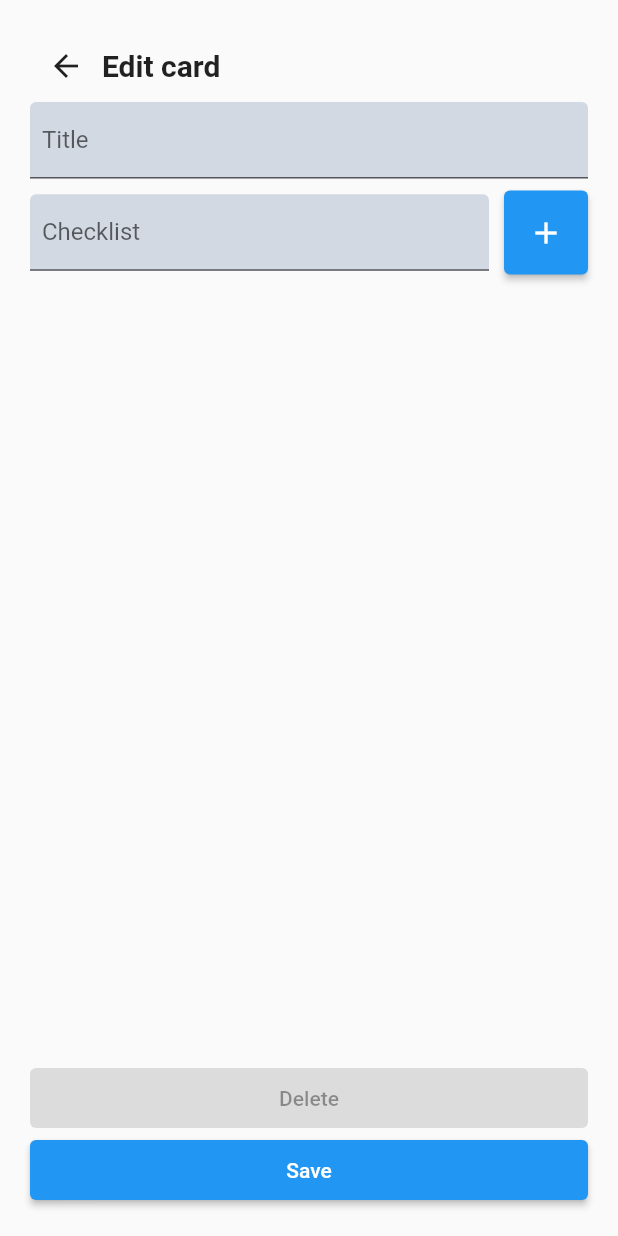
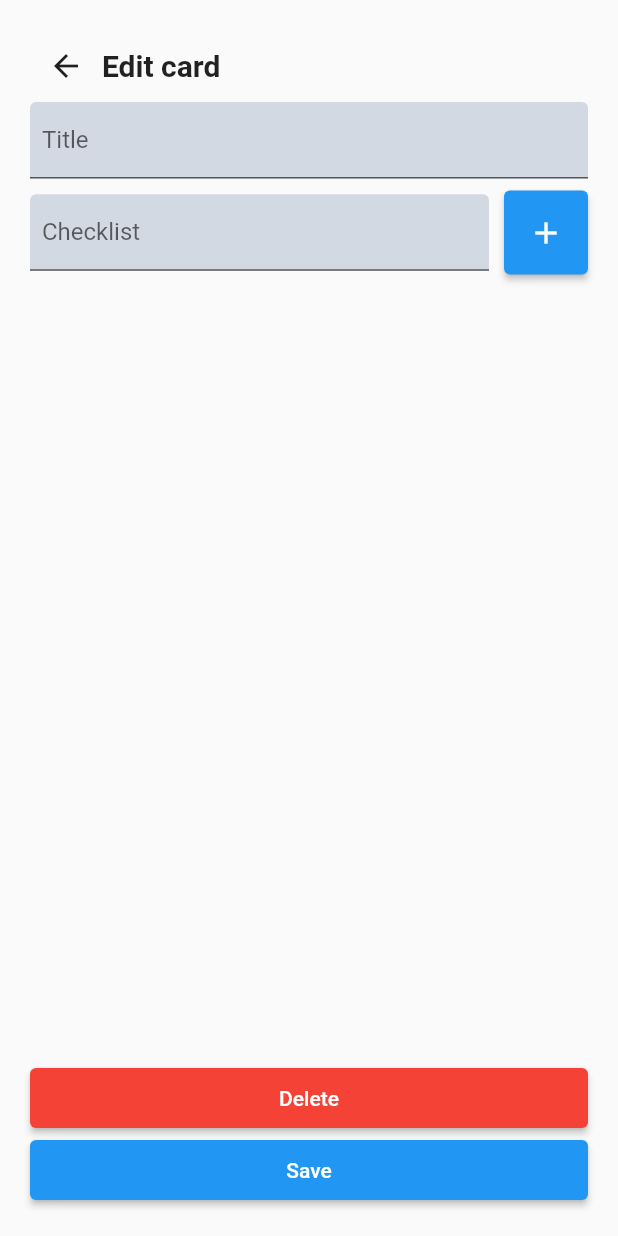
Before and after one commit to lucaskenji/aegis-app, a Flutter app: the TodoEditScreen screen opened directly with empty values, on a phone screen of 412 x 824 dp. Run offline on Flutter 3.47's test engine with Material 2 defaults, Android fonts, the phone set to English and light mode, and no system bars.

Commit message:
To-do List: Implement delete button

```diff
--- a/lib/screens/todo_edit_screen.dart
+++ b/lib/screens/todo_edit_screen.dart
@@ -5,8 +5,9 @@ import '../models/task.dart';
 class TodoEditScreen extends StatefulWidget{
   final TodoCard _todoCard;
   final Function _saveTodoCard;
+  final Function _deleteTodoCard;
 
-  TodoEditScreen(this._todoCard, this._saveTodoCard);
+  TodoEditScreen(this._todoCard, this._saveTodoCard, this._deleteTodoCard);
 
   @override
   State<TodoEditScreen> createState() => TodoEditScreenState();
@@ -102,8 +103,14 @@ class TodoEditScreenState extends State<TodoEditScreen>{
                 )
             ),
             ElevatedButton(
-                onPressed: null,
-                style: ElevatedButton.styleFrom(minimumSize: Size.fromHeight(40)),
+                onPressed: () {
+                  widget._deleteTodoCard(widget._todoCard);
+                  Navigator.pop(context);
+                },
+                style: ElevatedButton.styleFrom(
+                    minimumSize: Size.fromHeight(40),
+                    primary: Colors.red
+                ),
                 child: Text('Delete'),
             ),
             ElevatedButton(
--- a/lib/screens/todo_list_screen.dart
+++ b/lib/screens/todo_list_screen.dart
@@ -24,6 +24,10 @@ class TodoListScreenState extends State<TodoListScreen>{
       todoCard.title = title;
       todoCard.tasks = tasks;
     });
+  }
+
+  void _deleteTodoCard(TodoCard todoCard){
+    setState(() => widget._todoCards.remove(todoCard));
   }
 
   @override
@@ -59,7 +63,7 @@ class TodoListScreenState extends State<TodoListScreen>{
               children: widget._todoCards.map((todoCard) {
                 return InkWell(
                     onTap: () => Navigator.push(context, MaterialPageRoute(builder: (context) {
-                      return TodoEditScreen(todoCard, _saveTodoCard);
+                      return TodoEditScreen(todoCard, _saveTodoCard, _deleteTodoCard);
                     })),
                   child: Text(todoCard.title),
                 );
```
Lines whose indentation alone changed are shown as unchanged.
